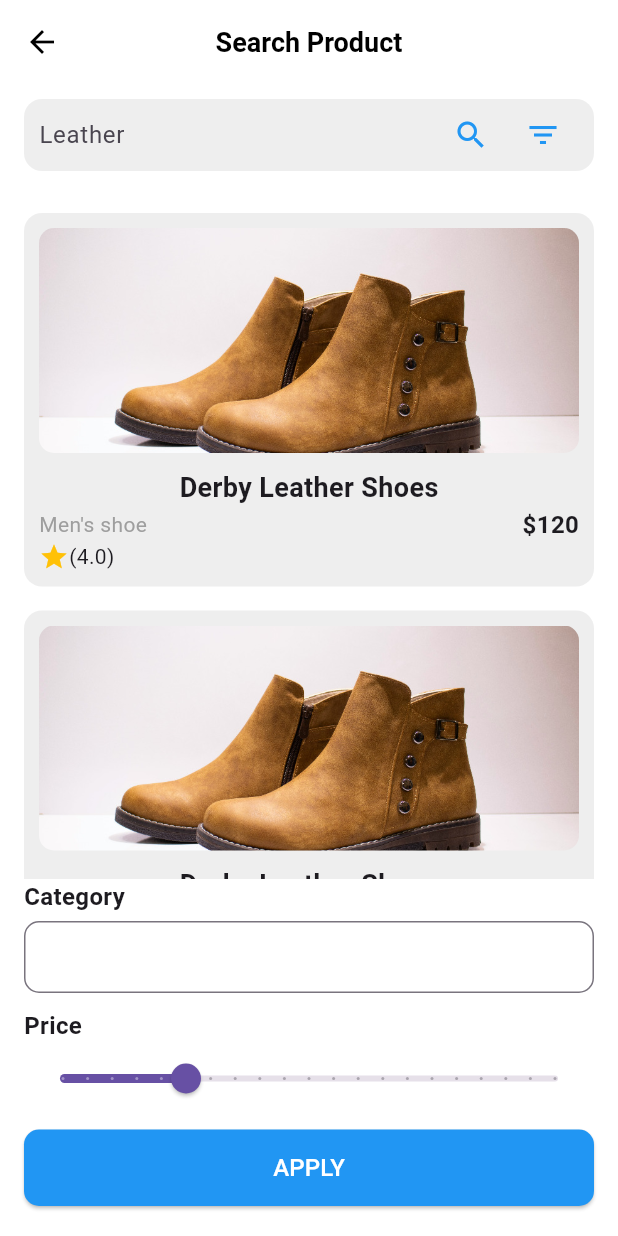
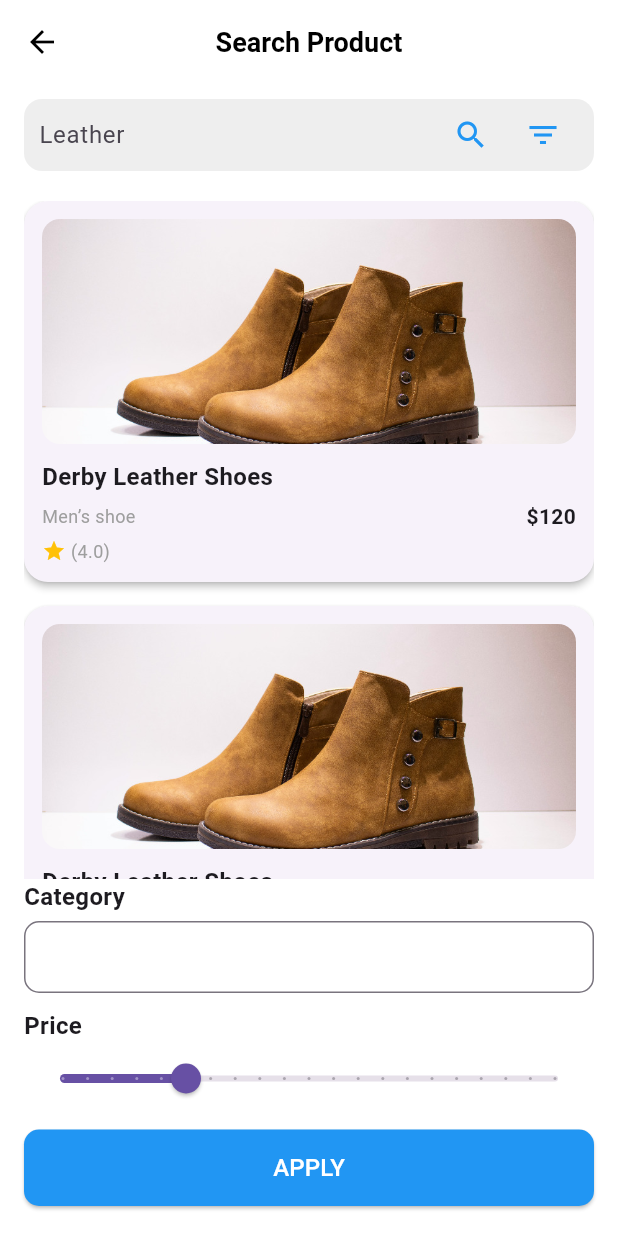
Before and after one commit to MichaelBirhanuGmichael/2025_internship_mobile_tasks, a Flutter app: the SearchPage screen opened by its route, on a phone screen of 412 x 824 dp. Run offline on Flutter 3.47's test engine with Material 3 defaults, Android fonts, the phone set to English and light mode, and no system bars; our stand-ins replace dartz, dio, equatable, flutter_bloc, get_it, hive and 1 more; accounts and stored records are empty.

Commit message:
fix some bugs in search page

```diff
--- a/mobile/michael/lib/features/product/presentation/screens/search_page.dart
+++ b/mobile/michael/lib/features/product/presentation/screens/search_page.dart
@@ -1,5 +1,5 @@
 import 'package:flutter/material.dart';
-import '../../../../core/utils/routes.dart';
+import '../widgets/product_card.dart';
 
 class SearchPage extends StatefulWidget {
   const SearchPage({super.key});
@@ -68,30 +68,12 @@ class _SearchPageState extends State<SearchPage> {
             ),
             const SizedBox(height: 20),
 
-            // Product List
+             // Product List -
             Expanded(
               child: ListView.builder(
-                itemCount: 2, // Sample two products
+                itemCount: 2,
                 itemBuilder: (context, index) {
-                  return GestureDetector(
-                    onTap: () {
-                      Navigator.pushNamed(
-                        context,
-                        AppRoutes.productDetails,
-                        arguments: {
-                          'imageUrl': 'assets/images/product_image.png',
-                          'category': "Men’s shoe",
-                          'title': "Derby Leather Shoes",
-                          'rating': 4.0,
-                          'price': 120.0,
-                          'description':
-                              "A derby leather shoe is a classic and versatile footwear...",
-                          'sizes': [40, 41, 42, 43, 44],
-                        },
-                      );
-                    },
-                    child: _buildProductCard(), // Reference the product card widget
-                  );
+                  return const ProductCard();
                 },
               ),
             ),
@@ -156,55 +138,4 @@ class _SearchPageState extends State<SearchPage> {
     );
   }
 
-  // Product Card Widget
-  Widget _buildProductCard() {
-    return Container(
-      margin: const EdgeInsets.symmetric(vertical: 8),
-      padding: const EdgeInsets.all(10),
-      decoration: BoxDecoration(
-        borderRadius: BorderRadius.circular(12),
-        color: Colors.grey[200],
-      ),
-      child: Column(
-        children: [
-          ClipRRect(
-            borderRadius: BorderRadius.circular(10),
-            child: Container(
-              height: 150, // Set a height for the image container
-              decoration: const BoxDecoration(
-                image: DecorationImage(
-                  image: AssetImage('assets/images/product_image.png'),
-                  fit: BoxFit.cover,
-                ),
-              ),
-            ),
-          ),
-          const SizedBox(height: 10),
-          const Text(
-            "Derby Leather Shoes",
-            style: TextStyle(fontSize: 18, fontWeight: FontWeight.bold),
-          ),
-          Row(
-            mainAxisAlignment: MainAxisAlignment.spaceBetween,
-            children: const [
-              Text(
-                "Men's shoe",
-                style: TextStyle(fontSize: 14, color: Colors.grey),
-              ),
-              Text(
-                "\$120",
-                style: TextStyle(fontSize: 16, fontWeight: FontWeight.bold),
-              ),
-            ],
-          ),
-          Row(
-            children: const [
-              Icon(Icons.star, color: Colors.amber, size: 20),
-              Text("(4.0)", style: TextStyle(fontSize: 14)),
-            ],
-          ),
-        ],
-      ),
-    );
-  }
 }
```
